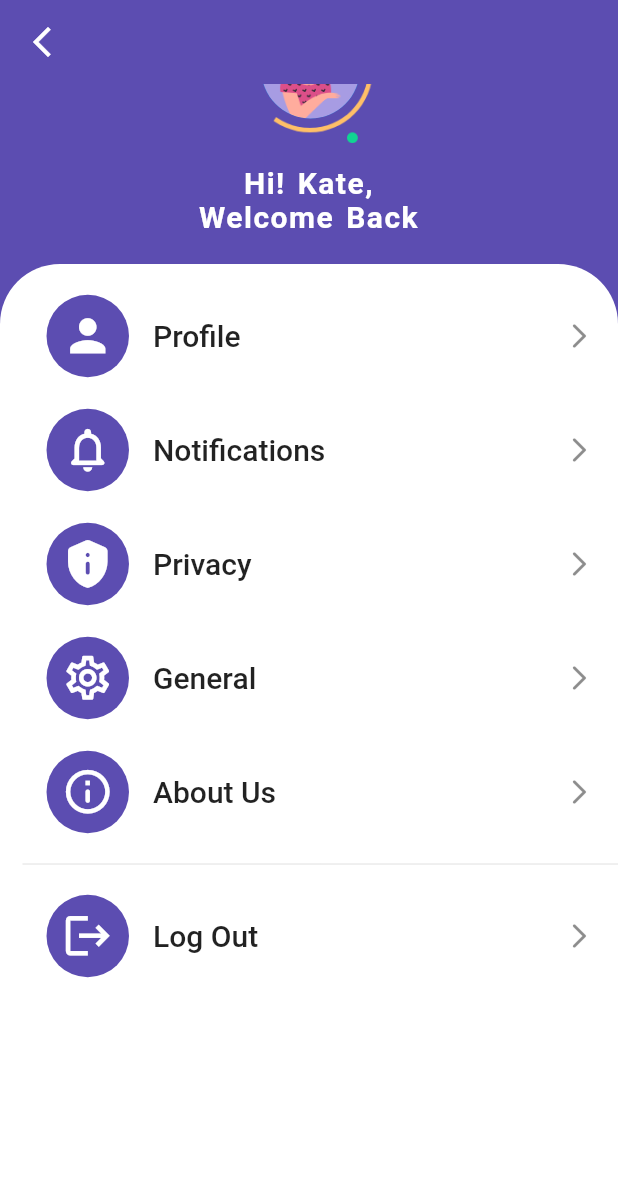
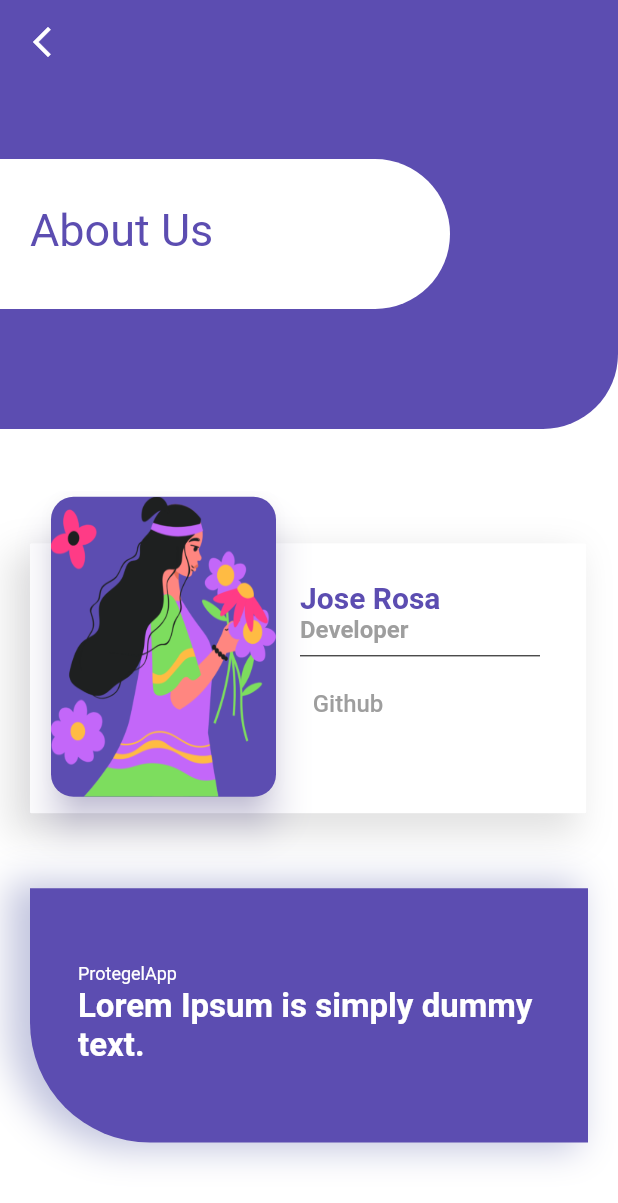
Before and after one commit to joseant11/ProtegelApp, a Flutter app: the SettingsScreen screen opened directly, scrolled down 56 dp, after a tap on "About Us", on a phone screen of 412 x 824 dp. Shown: the top 1203 px of the screen. Run offline on Flutter 3.47's test engine with Material 2 defaults, Android fonts, the phone set to English and light mode, and no system bars; our stand-ins replace google_maps_flutter.

Commit message:
add about us screen

```diff
--- a/lib/screens/home_screen.dart
+++ b/lib/screens/home_screen.dart
@@ -289,8 +289,9 @@ class _HomeScreenState extends State<HomeScreen> {
             ],
           ),
         ),
+        SizedBox(height: 15),
         Container(
-          height: MediaQuery.of(context).size.height/9.5,
+          height: MediaQuery.of(context).size.height/11.5,
           decoration: BoxDecoration(
             borderRadius: BorderRadius.only(
               topLeft: Radius.circular(40),
--- a/lib/screens/settings_screen.dart
+++ b/lib/screens/settings_screen.dart
@@ -1,4 +1,5 @@
 import 'package:flutter/material.dart';
+import 'package:protegelapp/screens/settings_screens/aboutus_screen.dart';
 
 class SettingsScreen extends StatelessWidget {
   @override
@@ -231,12 +232,12 @@ class SettingsScreen extends StatelessWidget {
                           size: 20,
                         ),
                         onTap: () {
-                          // Navigator.push(
-                          //   context,
-                          //   MaterialPageRoute(
-                          //     builder: (context) => ProfileScreen(),
-                          //   ),
-                          // );
+                          Navigator.push(
+                            context,
+                            MaterialPageRoute(
+                              builder: (context) => AboutUsScreen(),
+                            ),
+                          );
                         },
                       ),
                       Divider(height: 40),
--- /dev/null
+++ b/lib/screens/settings_screens/aboutus_screen.dart
@@ -0,0 +1,238 @@
+import 'package:flutter/material.dart';
+import 'package:url_launcher/url_launcher.dart';
+
+class AboutUsScreen extends StatelessWidget {
+  final List<Map<String, dynamic>> teamMembers = [
+    {
+      'name': 'Jose Rosa',
+      'role': 'Developer',
+      'image': 'images/banner.png',
+      'githubUrl': 'https://github.com/joseant11/',
+    },
+    {
+      'name': 'Alexis',
+      'role': 'Designer',
+      'image': 'images/banner.png',
+      'githubUrl': 'https://github.com/example2/',
+    },
+    {
+      'name': 'Leo',
+      'role': 'Backend',
+      'image': 'images/banner.png',
+      'githubUrl': 'https://github.com/example3/',
+    },
+  ];
+
+  @override
+  Widget build(BuildContext context) {
+    return Scaffold(
+      backgroundColor: Colors.white,
+      appBar: AppBar(
+        elevation: 0,
+        backgroundColor: Color(0xff5C4DB1),
+        leading: IconButton(
+          icon: Icon(Icons.arrow_back_ios_new),
+          onPressed: () => Navigator.of(context).pop(),
+        ),
+      ),
+      body: SingleChildScrollView(
+        child: Column(
+          children: [
+            Container(
+              height: 230,
+              decoration: BoxDecoration(
+                borderRadius: BorderRadius.only(
+                  bottomRight: Radius.circular(50),
+                ),
+                color: Color(0xff5C4DB1),
+              ),
+              child: Stack(
+                children: [
+                  Positioned(
+                    top: 50,
+                    left: 0,
+                    child: Container(
+                      height: 100,
+                      width: 300,
+                      decoration: BoxDecoration(
+                        color: Colors.white,
+                        borderRadius: BorderRadius.only(
+                          topRight: Radius.circular(50),
+                          bottomRight: Radius.circular(50),
+                        ),
+                      ),
+                    ),
+                  ),
+                  Positioned(
+                    top: 80,
+                    left: 20,
+                    child: Text(
+                      "About Us",
+                      style: TextStyle(
+                        fontSize: 30,
+                        color: Color(0xff5C4DB1),
+                      ),
+                    ),
+                  )
+                ],
+              ),
+            ),
+            SizedBox(height: MediaQuery.of(context).size.height * 0.05),
+            Container(
+              height: 250,
+              child: PageView.builder(
+                itemCount: teamMembers.length,
+                itemBuilder: (context, index) {
+                  return buildTeamMemberCard(context, teamMembers[index]);
+                },
+              ),
+            ),
+Container(
+  margin: EdgeInsets.only(bottom: 10, top: 15),
+  height: MediaQuery.of(context).size.height * (MediaQuery.of(context).orientation == Orientation.portrait ? 0.23 : 0.43),
+  width: MediaQuery.of(context).size.width,
+  padding: EdgeInsets.only(left: 20, right: 20, bottom: 20),
+  child: Container(
+    decoration: BoxDecoration(
+      color: Color(0xff5C4DB1),
+      borderRadius: BorderRadius.only(
+        bottomLeft: Radius.circular(80.0),
+      ),
+      boxShadow: [
+        BoxShadow(
+          color: Color(0xff363f93).withOpacity(0.3),
+          offset: Offset(-10.0, 0.0),
+          blurRadius: 20.0,
+          spreadRadius: 4.0,
+        ),
+      ],
+    ),
+    padding: EdgeInsets.only(left: 32, top: 50.0, bottom: 50),
+    child: Column(
+      crossAxisAlignment: CrossAxisAlignment.start,
+      children: <Widget>[
+        Text(
+          "ProtegelApp",
+          style: TextStyle(
+            color: Colors.white,
+            fontSize: 12,
+          ),
+        ),
+        const SizedBox(height: 2),
+        Text(
+          "Lorem Ipsum is simply dummy text.",
+          style: TextStyle(
+            color: Colors.white,
+            fontSize: 22,
+            fontWeight: FontWeight.bold,
+          ),
+        ),
+      ],
+    ),
+  ),
+),
+
+
+          ],
+        ),
+      ),
+    );
+  }
+
+  Widget buildTeamMemberCard(BuildContext context, Map<String, dynamic> teamMember) {
+    final double width = MediaQuery.of(context).size.width;
+
+    return Stack(
+      children: [
+        Positioned(
+          top: 35,
+          left: 20,
+          child: Material(
+            child: Container(
+              height: 180.0,
+              width: width * 0.9,
+              decoration: BoxDecoration(
+                color: Colors.white,
+                borderRadius: BorderRadius.circular(0.8),
+                boxShadow: [
+                  BoxShadow(
+                    color: Colors.grey.withOpacity(0.3),
+                    offset: new Offset(-10.0, 10.0),
+                    blurRadius: 20.0,
+                    spreadRadius: 4.0,
+                  )
+                ],
+              ),
+            ),
+          ),
+        ),
+        Positioned(
+          top: 0,
+          left: 30,
+          child: Card(
+            color: Color(0xff5C4DB1),
+            elevation: 10.0,
+            shadowColor: Color(0xff5C4DB1).withOpacity(0.5),
+            shape: RoundedRectangleBorder(
+              borderRadius: BorderRadius.circular(15.0),
+            ),
+            child: Container(
+              height: 200,
+              width: 150,
+              decoration: BoxDecoration(
+                borderRadius: BorderRadius.circular(10.0),
+                image: DecorationImage(
+                  fit: BoxFit.fill,
+                  image: AssetImage(teamMember['image']),
+                ),
+              ),
+            ),
+          ),
+        ),
+        Positioned(
+          top: 60,
+          left: 200,
+          child: Container(
+            height: 150,
+            width: 160,
+            child: Column(
+              crossAxisAlignment: CrossAxisAlignment.start,
+              children: [
+                Text(
+                  teamMember['name'],
+                  style: TextStyle(
+                    fontSize: 20,
+                    fontWeight: FontWeight.bold,
+                    color: Color(0xff5C4DB1),
+                  ),
+                ),
+                Text(
+                  teamMember['role'],
+                  style: TextStyle(
+                    fontSize: 16,
+                    fontWeight: FontWeight.bold,
+                    color: Colors.grey,
+                  ),
+                ),
+                Divider(color: Colors.black),
+                TextButton(
+                  onPressed: () {
+                    launch(teamMember['githubUrl']);
+                  },
+                  child: Text(
+                    'Github',
+                    style: TextStyle(
+                      color: Colors.grey,
+                      fontSize: 16,
+                      fontWeight: FontWeight.w500,
+                    ),
+                  ),
+                ),
+              ],
+            ),
+          ),
+        ),
+      ],
+    );
+  }
+}
--- a/pubspec.yaml
+++ b/pubspec.yaml
@@ -20,6 +20,7 @@ dependencies:
   google_maps_flutter: ^2.2.6
   http: ^0.13.6
   chat_gpt_sdk: ^2.1.5
+  url_launcher: ^6.1.11
 
 dev_dependencies:
   flutter_test:
```
Also changed, not shown: package-lock.json.
